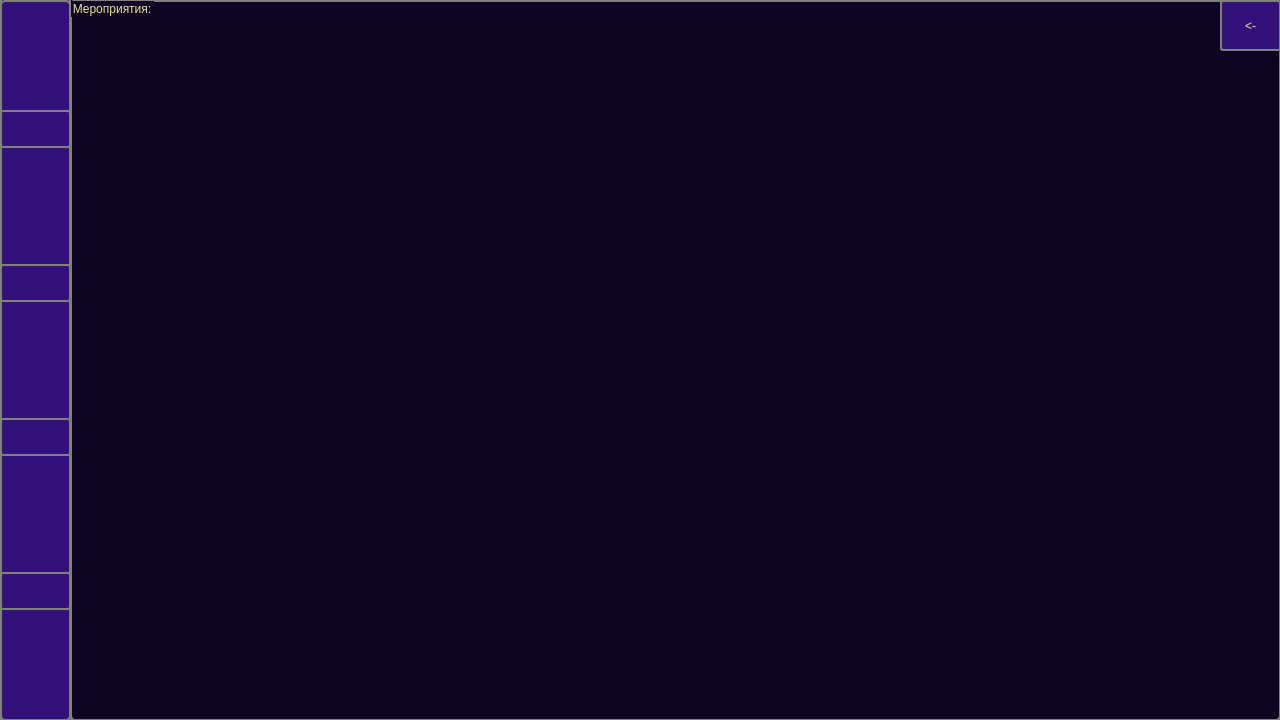
First picture: the form in main.ui, repository ZeNik77/MEGAPROJECT, before the edit.
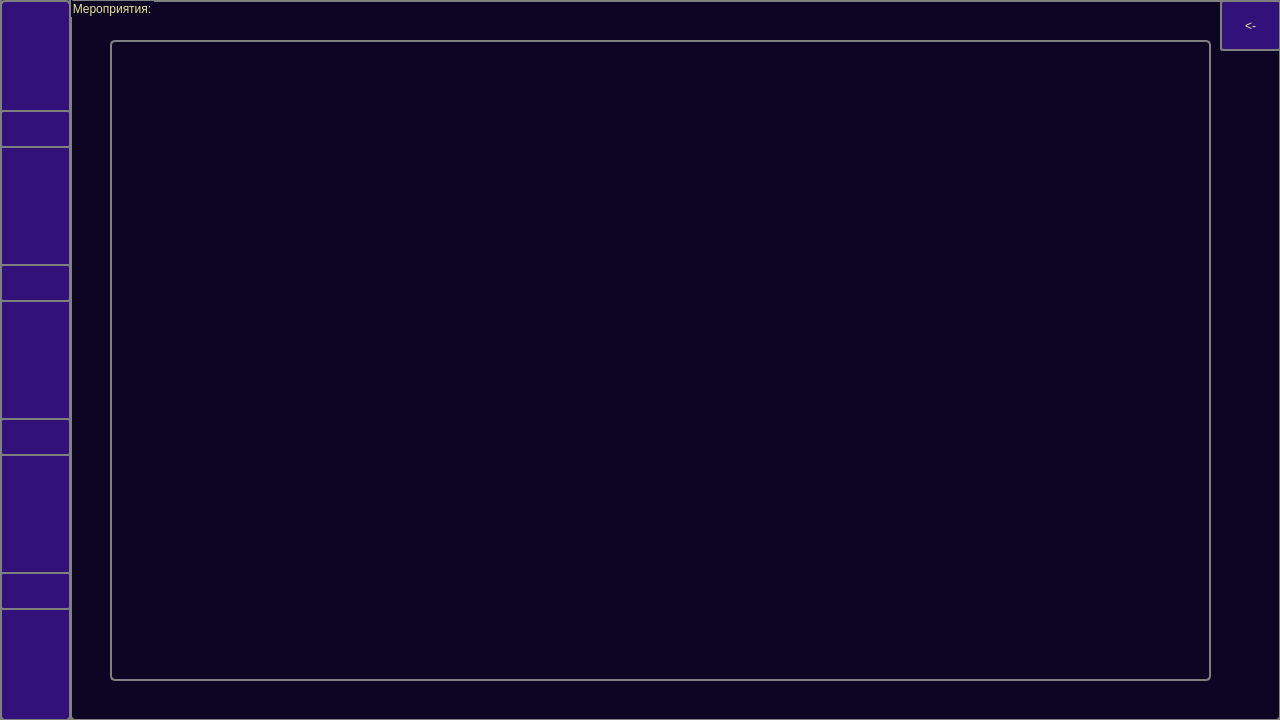
Second picture: the form after the edit. Icons and pictures are not drawn.

Commit message: нормальный отклик от календаря

Patch:
```diff
--- a/main.ui
+++ b/main.ui
@@ -617,6 +617,17 @@
       <string>&lt;-</string>
      </property>
     </widget>
+    <widget class="QWidget" name="verticalLayoutWidget">
+     <property name="geometry">
+      <rect>
+       <x>40</x>
+       <y>40</y>
+       <width>1101</width>
+       <height>641</height>
+      </rect>
+     </property>
+     <layout class="QVBoxLayout" name="layout_events"/>
+    </widget>
    </widget>
   </widget>
  </widget>
```
The commit also changes 2 other files.
